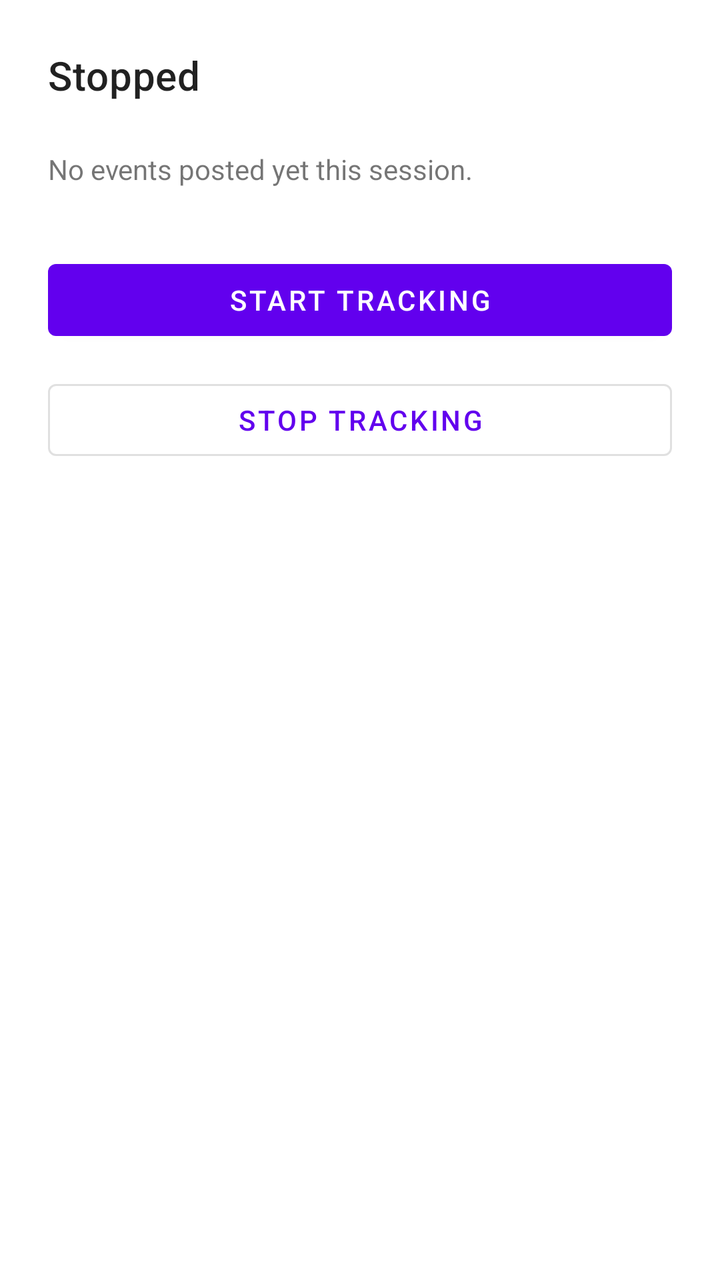
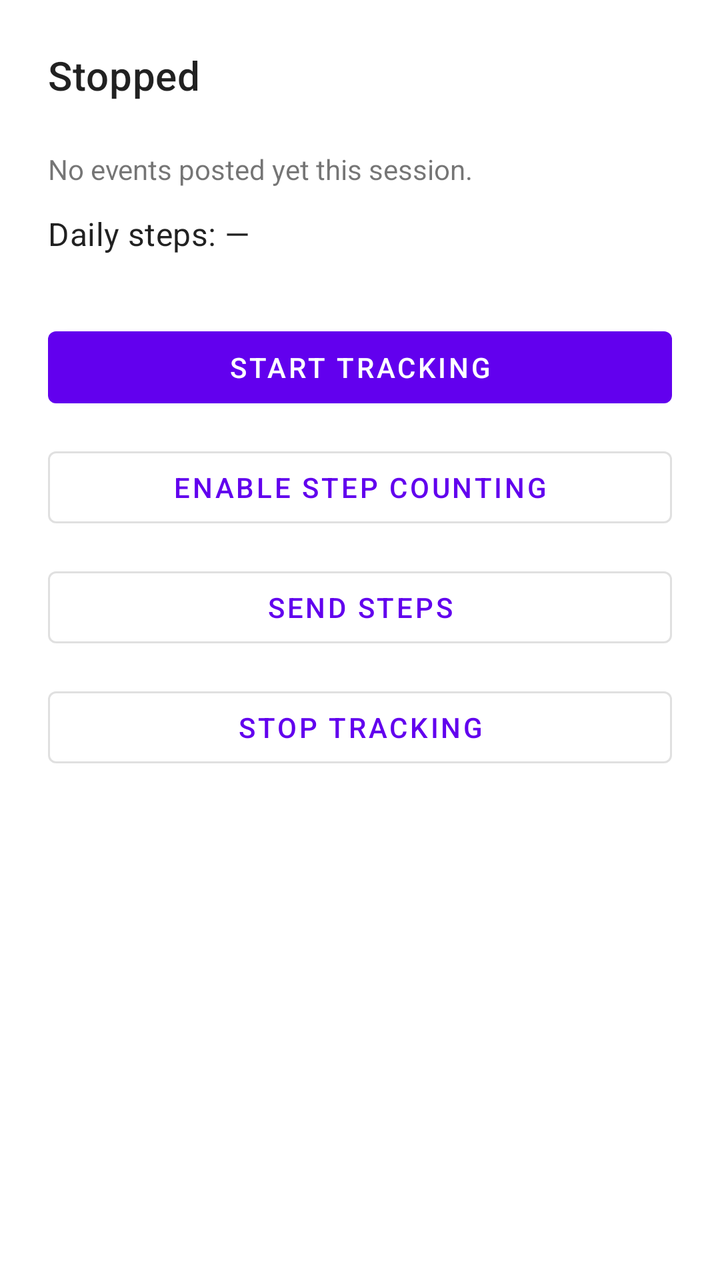

Compare the two renders of this Android layout. The source of the first and the diff that turns it into the second are given below.
<!-- AndroidManifest.xml: application theme Theme.SleepTracker -->
<!-- res/layout/activity_main.xml -->
<?xml version="1.0" encoding="utf-8"?>
<androidx.constraintlayout.widget.ConstraintLayout xmlns:android="http://schemas.android.com/apk/res/android"
    xmlns:app="http://schemas.android.com/apk/res-auto"
    android:layout_width="match_parent"
    android:layout_height="match_parent"
    android:padding="24dp">

    <TextView
        android:id="@+id/statusText"
        android:layout_width="0dp"
        android:layout_height="wrap_content"
        android:textAppearance="?attr/textAppearanceHeadline6"
        android:text="@string/status_stopped"
        app:layout_constraintTop_toTopOf="parent"
        app:layout_constraintStart_toStartOf="parent"
        app:layout_constraintEnd_toEndOf="parent" />

    <TextView
        android:id="@+id/configWarning"
        android:layout_width="0dp"
        android:layout_height="wrap_content"
        android:layout_marginTop="12dp"
        android:textColor="#B91C1C"
        android:visibility="gone"
        android:text="@string/config_missing"
        app:layout_constraintTop_toBottomOf="@id/statusText"
        app:layout_constraintStart_toStartOf="parent"
        app:layout_constraintEnd_toEndOf="parent" />

    <TextView
        android:id="@+id/usageAccessWarning"
        android:layout_width="0dp"
        android:layout_height="wrap_content"
        android:layout_marginTop="12dp"
        android:textColor="#B45309"
        android:visibility="gone"
        android:text="@string/usage_access_missing"
        app:layout_constraintTop_toBottomOf="@id/configWarning"
        app:layout_constraintStart_toStartOf="parent"
        app:layout_constraintEnd_toEndOf="parent" />

    <com.google.android.material.button.MaterialButton
        android:id="@+id/grantUsageAccessButton"
        style="@style/Widget.MaterialComponents.Button.OutlinedButton"
        android:layout_width="0dp"
        android:layout_height="wrap_content"
        android:layout_marginTop="8dp"
        android:visibility="gone"
        android:text="@string/btn_grant_usage_access"
        app:layout_constraintTop_toBottomOf="@id/usageAccessWarning"
        app:layout_constraintStart_toStartOf="parent"
        app:layout_constraintEnd_toEndOf="parent" />

    <TextView
        android:id="@+id/lastEventText"
        android:layout_width="0dp"
        android:layout_height="wrap_content"
        android:layout_marginTop="24dp"
        android:text="@string/last_event_none"
        app:layout_constraintTop_toBottomOf="@id/grantUsageAccessButton"
        app:layout_constraintStart_toStartOf="parent"
        app:layout_constraintEnd_toEndOf="parent" />

    <com.google.android.material.button.MaterialButton
        android:id="@+id/startButton"
        android:layout_width="0dp"
        android:layout_height="wrap_content"
        android:layout_marginTop="32dp"
        android:text="@string/btn_start"
        app:layout_constraintTop_toBottomOf="@id/lastEventText"
        app:layout_constraintStart_toStartOf="parent"
        app:layout_constraintEnd_toEndOf="parent" />

    <com.google.android.material.button.MaterialButton
        android:id="@+id/stopButton"
        style="@style/Widget.MaterialComponents.Button.OutlinedButton"
        android:layout_width="0dp"
        android:layout_height="wrap_content"
        android:layout_marginTop="12dp"
        android:text="@string/btn_stop"
        app:layout_constraintTop_toBottomOf="@id/startButton"
        app:layout_constraintStart_toStartOf="parent"
        app:layout_constraintEnd_toEndOf="parent" />

</androidx.constraintlayout.widget.ConstraintLayout>
<!-- resources referenced by this layout -->
<resources>
  <string name="btn_grant_usage_access">Grant usage access</string>
  <string name="btn_start">Start tracking</string>
  <string name="btn_stop">Stop tracking</string>
  <string name="config_missing">SUPABASE_URL or SUPABASE_KEY is empty. Set them in android/local.properties and rebuild.</string>
  <string name="last_event_none">No events posted yet this session.</string>
  <string name="status_stopped">Stopped</string>
  <string name="usage_access_missing">Usage access not granted. Without it, in-app activity (e.g. scrolling) isn\'t logged while the screen stays on — only screen on/off broadcasts are.</string>
  <style name="Theme.SleepTracker" parent="Theme.MaterialComponents.DayNight.NoActionBar" />
</resources>

<!-- the commit's change to res/layout/activity_main.xml (unified diff, before → after) -->
@@ -61,13 +61,46 @@
         app:layout_constraintStart_toStartOf="parent"
         app:layout_constraintEnd_toEndOf="parent" />
 
+    <TextView
+        android:id="@+id/dailyStepsText"
+        android:layout_width="0dp"
+        android:layout_height="wrap_content"
+        android:layout_marginTop="12dp"
+        android:textAppearance="?attr/textAppearanceSubtitle1"
+        android:text="@string/daily_steps_none"
+        app:layout_constraintTop_toBottomOf="@id/lastEventText"
+        app:layout_constraintStart_toStartOf="parent"
+        app:layout_constraintEnd_toEndOf="parent" />
+
     <com.google.android.material.button.MaterialButton
         android:id="@+id/startButton"
         android:layout_width="0dp"
         android:layout_height="wrap_content"
         android:layout_marginTop="32dp"
         android:text="@string/btn_start"
-        app:layout_constraintTop_toBottomOf="@id/lastEventText"
+        app:layout_constraintTop_toBottomOf="@id/dailyStepsText"
+        app:layout_constraintStart_toStartOf="parent"
+        app:layout_constraintEnd_toEndOf="parent" />
+
+    <com.google.android.material.button.MaterialButton
+        android:id="@+id/enableStepsButton"
+        style="@style/Widget.MaterialComponents.Button.OutlinedButton"
+        android:layout_width="0dp"
+        android:layout_height="wrap_content"
+        android:layout_marginTop="12dp"
+        android:text="@string/btn_enable_steps"
+        app:layout_constraintTop_toBottomOf="@id/startButton"
+        app:layout_constraintStart_toStartOf="parent"
+        app:layout_constraintEnd_toEndOf="parent" />
+
+    <com.google.android.material.button.MaterialButton
+        android:id="@+id/sendStepsButton"
+        style="@style/Widget.MaterialComponents.Button.OutlinedButton"
+        android:layout_width="0dp"
+        android:layout_height="wrap_content"
+        android:layout_marginTop="12dp"
+        android:text="@string/btn_send_steps"
+        app:layout_constraintTop_toBottomOf="@id/enableStepsButton"
         app:layout_constraintStart_toStartOf="parent"
         app:layout_constraintEnd_toEndOf="parent" />
 
@@ -78,7 +111,7 @@
         android:layout_height="wrap_content"
         android:layout_marginTop="12dp"
         android:text="@string/btn_stop"
-        app:layout_constraintTop_toBottomOf="@id/startButton"
+        app:layout_constraintTop_toBottomOf="@id/sendStepsButton"
         app:layout_constraintStart_toStartOf="parent"
         app:layout_constraintEnd_toEndOf="parent" />
 
<!-- resource entries referenced after the edit -->
@@ -1,9 +1,12 @@
 <!-- resources referenced by this layout -->
 <resources>
+  <string name="btn_enable_steps">Enable step counting</string>
   <string name="btn_grant_usage_access">Grant usage access</string>
+  <string name="btn_send_steps">Send steps</string>
   <string name="btn_start">Start tracking</string>
   <string name="btn_stop">Stop tracking</string>
   <string name="config_missing">SUPABASE_URL or SUPABASE_KEY is empty. Set them in android/local.properties and rebuild.</string>
+  <string name="daily_steps_none">Daily steps: —</string>
   <string name="last_event_none">No events posted yet this session.</string>
   <string name="status_stopped">Stopped</string>
   <string name="usage_access_missing">Usage access not granted. Without it, in-app activity (e.g. scrolling) isn\'t logged while the screen stays on — only screen on/off broadcasts are.</string>
